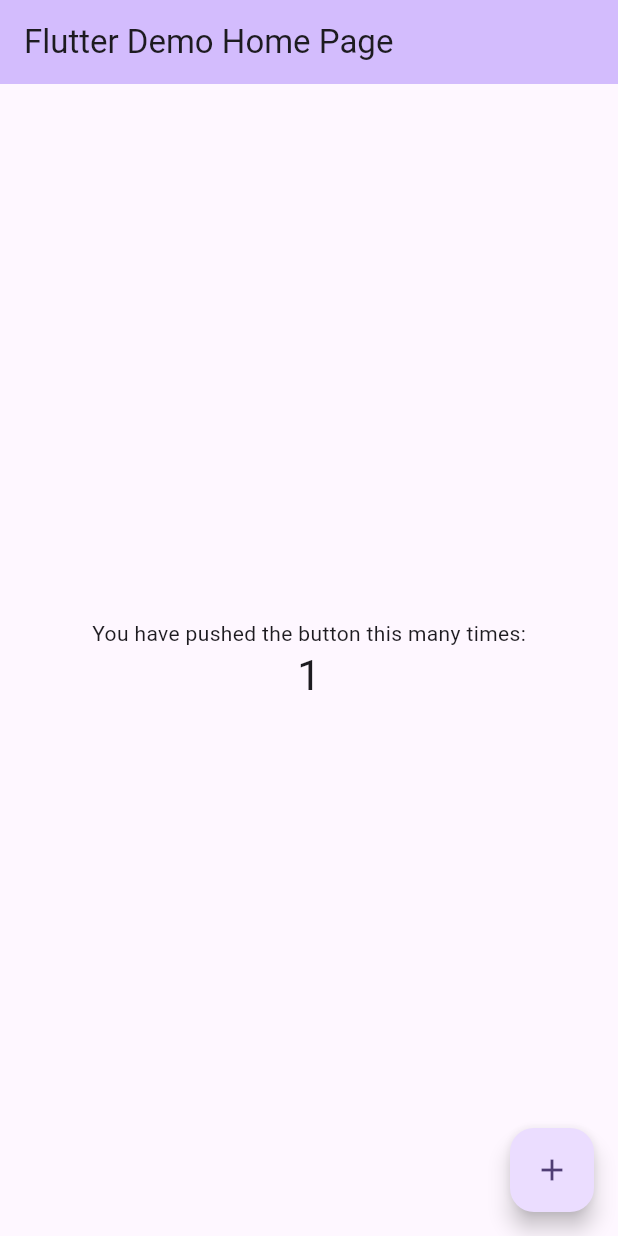
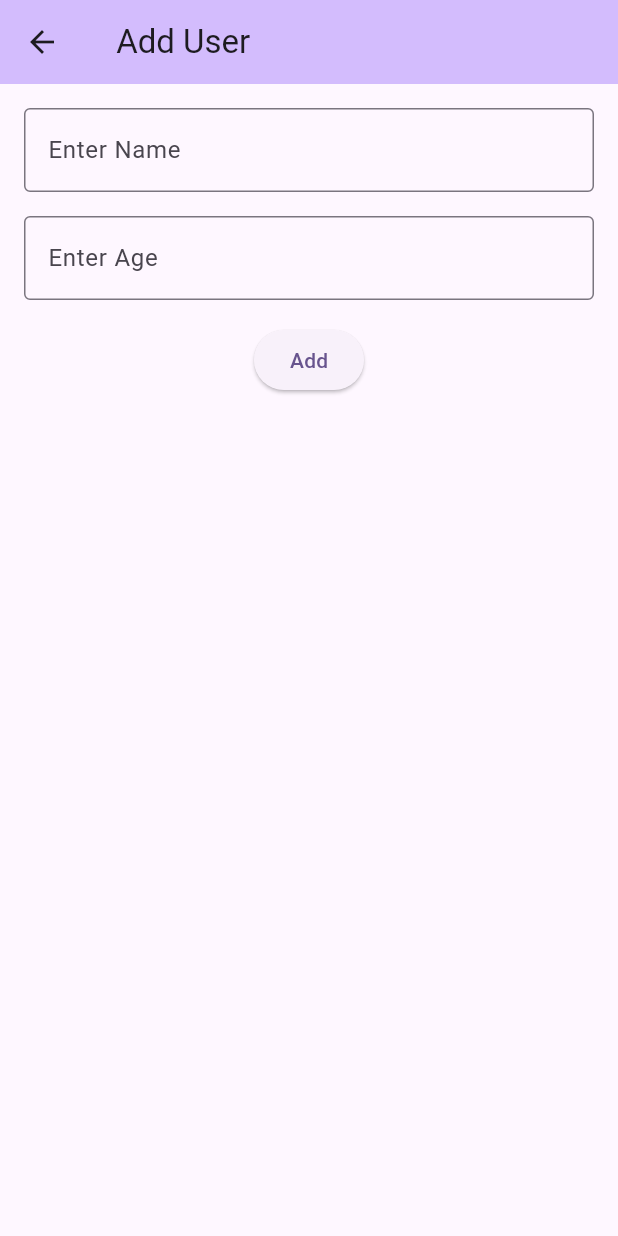
Before and after one commit to musawwirmaqsood/local_database, a Flutter app: the screen it shows after launch, after a tap on the "add" icon, on a phone screen of 412 x 824 dp. Run offline on Flutter 3.47's test engine with Material 3 defaults, Android fonts, the phone set to English and light mode, and no system bars; our stand-ins replace get_it, sqflite; accounts and stored records are empty.

Commit message:
SQFLite integration

```diff
--- /dev/null
+++ b/lib/core/constants.dart
@@ -0,0 +1,22 @@
+class UsersTable {
+  static const String tableName = 'users';
+
+  static const String id = 'id';
+  static const String name = 'name';
+  static const String age = 'age';
+}
+
+class DatabaseQuery {
+  static const String createUsersTable = '''
+            create table ${UsersTable.tableName}(
+            ${UsersTable.id} INTEGER PRIMARY KEY AUTOINCREMENT,
+            ${UsersTable.name} TEXT NOT NULL,
+            ${UsersTable.age} INTEGER NOT NULL
+          )
+          ''';
+
+  static String fetchUsers = 'select * from ${UsersTable.tableName}';
+
+  static String fetchUserById(int id) =>
+      'select * from ${UsersTable.tableName} where ${UsersTable.id} == $id';
+}
--- /dev/null
+++ b/lib/core/di.dart
@@ -0,0 +1,10 @@
+import 'package:get_it/get_it.dart';
+import 'package:local_database/database/database_service.dart';
+import 'package:local_database/database/user_database_helper.dart';
+
+final getIt = GetIt.instance;
+
+Future<void> setupDI() async {
+  getIt.registerSingleton<UserDatabaseHelper>(
+      UserDatabaseHelper(await DatabaseService().init()));
+}
--- /dev/null
+++ b/lib/database/database_service.dart
@@ -0,0 +1,15 @@
+import 'package:local_database/core/constants.dart';
+import 'package:path/path.dart';
+import 'package:sqflite/sqflite.dart';
+
+class DatabaseService {
+  Future<Database> init() async {
+    var databasesPath = await getDatabasesPath();
+    String path = join(databasesPath, 'users_demo.db');
+
+    return await openDatabase(path, version: 1,
+        onCreate: (Database db, int version) async {
+      await db.execute(DatabaseQuery.createUsersTable);
+    });
+  }
+}
--- /dev/null
+++ b/lib/database/user_database_helper.dart
@@ -0,0 +1,36 @@
+import 'package:local_database/core/constants.dart';
+import 'package:local_database/models/user.dart';
+import 'package:sqflite/sqlite_api.dart';
+
+class UserDatabaseHelper {
+  final Database database;
+  UserDatabaseHelper(this.database);
+
+  Future<User> insertUser(User user) async {
+    user.id = await database.insert(UsersTable.tableName, user.toJson());
+    return user;
+  }
+
+  Future<User> getUser(int id) async {
+    final List<Map<String, dynamic>> queryResponse =
+        await database.rawQuery(DatabaseQuery.fetchUserById(id));
+    return User.fromJson(queryResponse.first);
+  }
+
+  Future<bool> updateUser(User user) async {
+    int success = await database.update(UsersTable.tableName, user.toJson(),
+        where: '${UsersTable.id} =?', whereArgs: [user.id]);
+    return success == 1;
+  }
+
+  Future<bool> deleteUser(int id) async {
+    int deleted = await database.delete(UsersTable.tableName,
+        where: '${UsersTable.id} =?', whereArgs: [id]);
+    return deleted == 1;
+  }
+
+  Future<List<User>> getUsers() async {
+    final queryResponse = await database.rawQuery(DatabaseQuery.fetchUsers);
+    return queryResponse.map(User.fromJson).toList();
+  }
+}
--- a/lib/main.dart
+++ b/lib/main.dart
@@ -1,6 +1,10 @@
 import 'package:flutter/material.dart';
+import 'package:local_database/core/di.dart';
+import 'package:local_database/views/user_list_view_page.dart';
 
-void main() {
+void main() async {
+  WidgetsFlutterBinding.ensureInitialized();
+  await setupDI();
   runApp(const MyApp());
 }
 
@@ -31,95 +35,7 @@
         colorScheme: ColorScheme.fromSeed(seedColor: Colors.deepPurple),
         useMaterial3: true,
       ),
-      home: const MyHomePage(title: 'Flutter Demo Home Page'),
+      home: const UserListViewPage(),
     );
   }
 }
-
-class MyHomePage extends StatefulWidget {
-  const MyHomePage({super.key, required this.title});
-
-  // This widget is the home page of your application. It is stateful, meaning
-  // that it has a State object (defined below) that contains fields that affect
-  // how it looks.
-
-  // This class is the configuration for the state. It holds the values (in this
-  // case the title) provided by the parent (in this case the App widget) and
-  // used by the build method of the State. Fields in a Widget subclass are
-  // always marked "final".
-
-  final String title;
-
-  @override
-  State<MyHomePage> createState() => _MyHomePageState();
-}
-
-class _MyHomePageState extends State<MyHomePage> {
-  int _counter = 0;
-
-  void _incrementCounter() {
-    setState(() {
-      // This call to setState tells the Flutter framework that something has
-      // changed in this State, which causes it to rerun the build method below
-      // so that the display can reflect the updated values. If we changed
-      // _counter without calling setState(), then the build method would not be
-      // called again, and so nothing would appear to happen.
-      _counter++;
-    });
-  }
-
-  @override
-  Widget build(BuildContext context) {
-    // This method is rerun every time setState is called, for instance as done
-    // by the _incrementCounter method above.
-    //
-    // The Flutter framework has been optimized to make rerunning build methods
-    // fast, so that you can just rebuild anything that needs updating rather
-    // than having to individually change instances of widgets.
-    return Scaffold(
-      appBar: AppBar(
-        // TRY THIS: Try changing the color here to a specific color (to
-        // Colors.amber, perhaps?) and trigger a hot reload to see the AppBar
-        // change color while the other colors stay the same.
-        backgroundColor: Theme.of(context).colorScheme.inversePrimary,
-        // Here we take the value from the MyHomePage object that was created by
-        // the App.build method, and use it to set our appbar title.
-        title: Text(widget.title),
-      ),
-      body: Center(
-        // Center is a layout widget. It takes a single child and positions it
-        // in the middle of the parent.
-        child: Column(
-          // Column is also a layout widget. It takes a list of children and
-          // arranges them vertically. By default, it sizes itself to fit its
-          // children horizontally, and tries to be as tall as its parent.
-          //
-          // Column has various properties to control how it sizes itself and
-          // how it positions its children. Here we use mainAxisAlignment to
-          // center the children vertically; the main axis here is the vertical
-          // axis because Columns are vertical (the cross axis would be
-          // horizontal).
-          //
-          // TRY THIS: Invoke "debug painting" (choose the "Toggle Debug Paint"
-          // action in the IDE, or press "p" in the console), to see the
-          // wireframe for each widget.
-          mainAxisAlignment: MainAxisAlignment.center,
-          children: <Widget>[
-            const Text(
-              'You have pushed the button this many times:',
-            ),
-            Text(
-              '$_counter',
-              style: Theme.of(context).textTheme.headlineMedium,
-            ),
-          ],
-        ),
-      ),
-      floatingActionButton: FloatingActionButton(
-        onPressed: _incrementCounter,
-        tooltip: 'Increment',
-        child: const Icon(Icons.add),
-      ), // This trailing comma makes auto-formatting nicer for build methods.
-    );
-  }
-}
--- /dev/null
+++ b/lib/models/user.dart
@@ -0,0 +1,20 @@
+import 'package:local_database/core/constants.dart';
+
+class User {
+  int? id;
+  String name;
+  int age;
+
+  User({this.id, required this.name, required this.age});
+
+  Map<String, dynamic> toJson() => {
+        UsersTable.id: id,
+        UsersTable.name: name,
+        UsersTable.age: age,
+      };
+
+  factory User.fromJson(Map<String, dynamic> map) => User(
+      id: map[UsersTable.id] ?? -1,
+      name: map[UsersTable.name] ?? '',
+      age: map[UsersTable.age] ?? -1);
+}
--- /dev/null
+++ b/lib/views/add_update_user_page.dart
@@ -0,0 +1,96 @@
+import 'package:flutter/material.dart';
+import 'package:local_database/core/di.dart';
+import 'package:local_database/database/user_database_helper.dart';
+import 'package:local_database/models/user.dart';
+
+class AddUpdateUserPage extends StatefulWidget {
+  final User? user;
+  const AddUpdateUserPage({this.user, super.key});
+
+  @override
+  State<AddUpdateUserPage> createState() => _AddUpdateUserPageState();
+}
+
+class _AddUpdateUserPageState extends State<AddUpdateUserPage> {
+  final UserDatabaseHelper userDatabaseHelper = getIt<UserDatabaseHelper>();
+  final TextEditingController nameController = TextEditingController();
+  final TextEditingController ageController = TextEditingController();
+
+  Future<User?> _addUser() async {
+    if (nameController.text.isEmpty || ageController.text.isEmpty) return null;
+    return await userDatabaseHelper.insertUser(
+        User(name: nameController.text, age: int.parse(ageController.text)));
+  }
+
+  Future<bool> _updateUser() async {
+    if (nameController.text.isEmpty || ageController.text.isEmpty) return false;
+    return await userDatabaseHelper.updateUser(User(
+        id: user!.id,
+        name: nameController.text,
+        age: int.parse(ageController.text)));
+  }
+
+  User? get user => widget.user;
+
+  @override
+  void initState() {
+    super.initState();
+    if (user != null) {
+      nameController.text = user!.name;
+      ageController.text = user!.age.toString();
+    }
+  }
+
+  @override
+  Widget build(BuildContext context) {
+    return Scaffold(
+      appBar: AppBar(
+        backgroundColor: Theme.of(context).colorScheme.inversePrimary,
+        title: Text(user == null ? ' Add User' : 'Update User'),
+      ),
+      body: Padding(
+        padding: const EdgeInsets.all(16.0),
+        child: Column(
+          mainAxisAlignment: MainAxisAlignment.start,
+          children: <Widget>[
+            TextField(
+              controller: nameController,
+              decoration: const InputDecoration(
+                  border: OutlineInputBorder(),
+                  labelText: 'Enter Name',
+                  hintText: 'Enter Your Name'),
+            ),
+            const SizedBox(
+              height: 16,
+            ),
+            TextField(
+              controller: ageController,
+              keyboardType: TextInputType.number,
+              decoration: const InputDecoration(
+                  border: OutlineInputBorder(),
+                  labelText: 'Enter Age',
+                  hintText: 'Enter Your Age'),
+            ),
+            const SizedBox(
+              height: 16,
+            ),
+            ElevatedButton(
+                onPressed: user == null
+                    ? () async {
+                        if (await _addUser() != null) {
+                          if (context.mounted) Navigator.pop(context);
+                        }
+                      }
+                    : () async {
+                        if (await _updateUser()) {
+                          if (context.mounted) Navigator.pop(context);
+                        }
+                      },
+                child: Text(user == null ? 'Add' : 'Update'))
+          ],
+        ),
+      ),
+      // This trailing comma makes auto-formatting nicer for build methods.
+    );
+  }
+}
--- /dev/null
+++ b/lib/views/user_list_view_page.dart
@@ -0,0 +1,88 @@
+import 'package:flutter/material.dart';
+import 'package:local_database/core/di.dart';
+import 'package:local_database/database/user_database_helper.dart';
+import 'package:local_database/models/user.dart';
+import 'package:local_database/views/add_update_user_page.dart';
+
+class UserListViewPage extends StatefulWidget {
+  const UserListViewPage({
+    super.key,
+  });
+
+  @override
+  State<UserListViewPage> createState() => _UserListViewPageState();
+}
+
+class _UserListViewPageState extends State<UserListViewPage> {
+  final UserDatabaseHelper userDatabaseHelper = getIt<UserDatabaseHelper>();
+  List<User> userList = [];
+
+  void _getUserList() async {
+    userList = await userDatabaseHelper.getUsers();
+    setState(() {});
+  }
+
+  void _deleteUser(int id) async {
+    await userDatabaseHelper.deleteUser(id);
+    _getUserList();
+  }
+
+  @override
+  void initState() {
+    super.initState();
+    _getUserList();
+  }
+
+  @override
+  Widget build(BuildContext context) {
+    return Scaffold(
+      appBar: AppBar(
+        backgroundColor: Theme.of(context).colorScheme.inversePrimary,
+        title: const Text('User App'),
+      ),
+      body: userList.isEmpty
+          ? const Center(child: Text('User list is empty'))
+          : Padding(
+              padding: const EdgeInsets.all(16.0),
+              child: ListView.separated(
+                itemCount: userList.length,
+                itemBuilder: (context, index) => ListTile(
+                  onTap: () async {
+                    await Navigator.push(
+                        context,
+                        MaterialPageRoute(
+                            builder: (context) => AddUpdateUserPage(
+                                  user: userList[index],
+                                )));
+                    _getUserList();
+                  },
+                  tileColor: Theme.of(context).colorScheme.primaryContainer,
+                  title: Text(userList[index].name),
+                  subtitle: Text('Age: ${userList[index].age}'),
+                  trailing: IconButton(
+                      onPressed: () {
+                        _deleteUser(userList[index].id!);
+                      },
+                      icon: const Icon(Icons.delete)),
+                ),
+                separatorBuilder: (BuildContext context, int index) {
+                  return const SizedBox(
+                    height: 8,
+                  );
+                },
+              ),
+            ),
+      floatingActionButton: FloatingActionButton(
+        onPressed: () async {
+          await Navigator.push(
+              context,
+              MaterialPageRoute(
+                  builder: (context) => const AddUpdateUserPage()));
+          _getUserList();
+        },
+        tooltip: 'add',
+        child: const Icon(Icons.add),
+      ), // This trailing comma makes auto-formatting nicer for build methods.
+    );
+  }
+}
```
Also changed, not shown: pubspec.yaml (+7 -0 lines), pubspec.lock, 226 other files.
